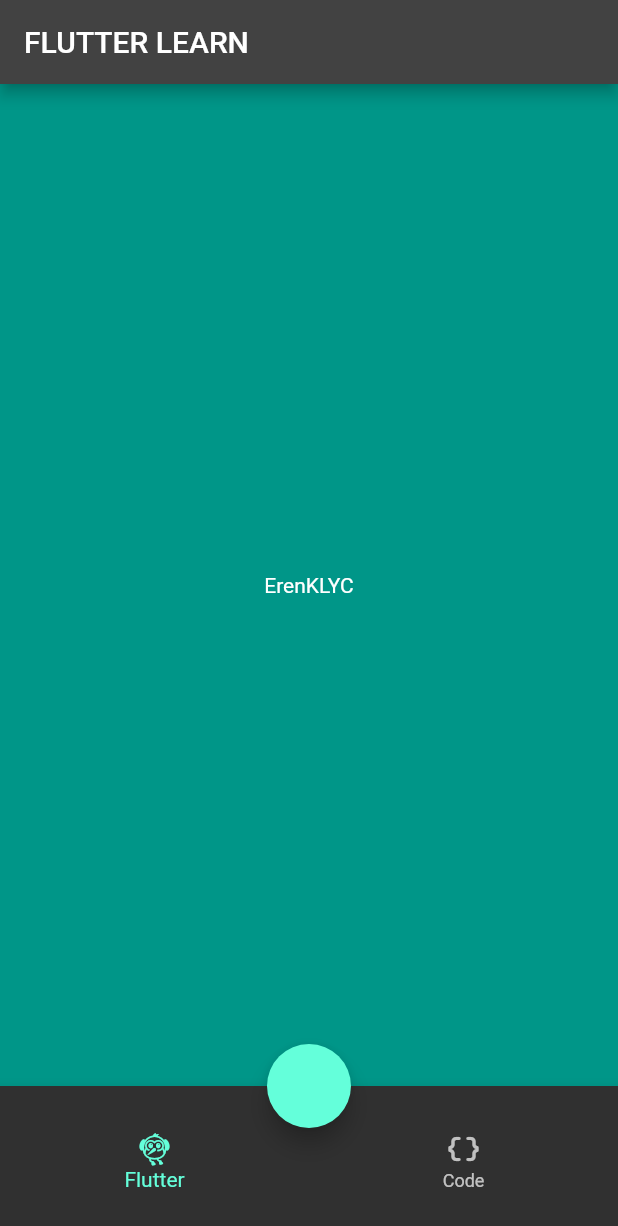
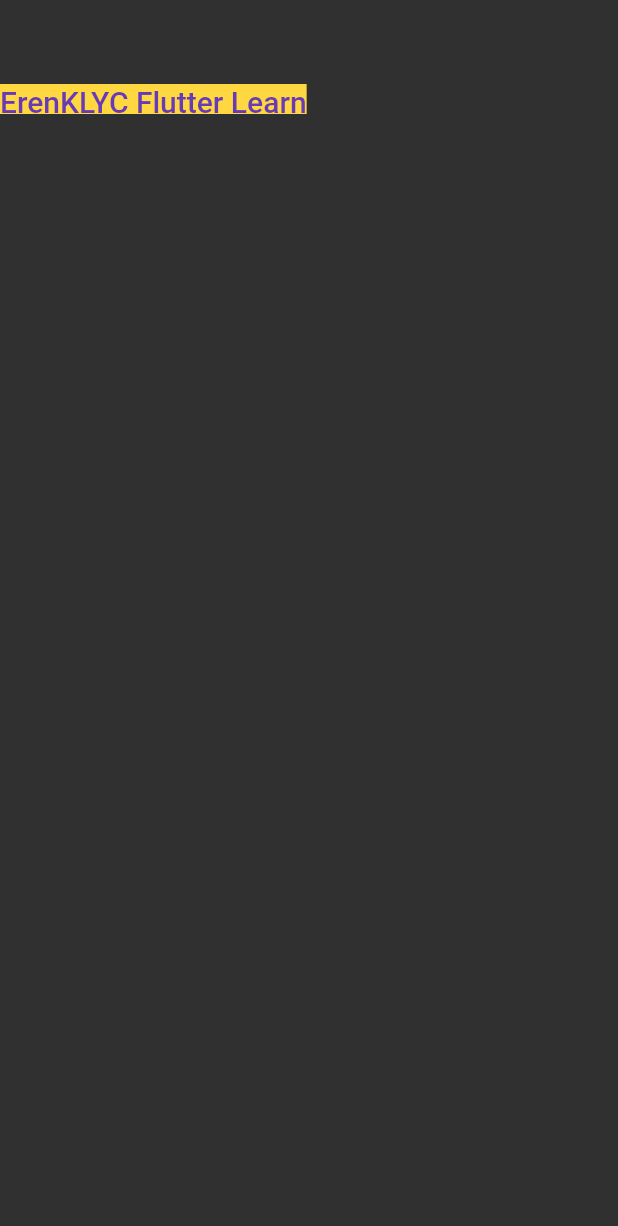
Before and after one commit to KLYCHUB/flutter_learn, a Flutter app: the screen it shows after launch, on a phone screen of 412 x 824 dp. Shown: the top 1226 px of the screen. Run offline on Flutter 3.47's test engine with Material 2 defaults, Android fonts, the light colour scheme and no system bars.

Commit message:
Button, ThemeData, AppBar, Icon, InkWell, Color

```diff
--- /dev/null
+++ b/lib/101/color_learn.dart
@@ -0,0 +1,32 @@
+import 'package:flutter/material.dart';
+
+class ColorLearn extends StatelessWidget {
+  const ColorLearn({super.key});
+
+  @override
+  Widget build(BuildContext context) {
+    return Scaffold(
+      appBar: AppBar(),
+      body: Column(
+        children: [
+          Container(
+            height: 20,
+            color: Colors.amberAccent,
+            child: Text(
+              "ErenKLYC Flutter Learn",
+              style: Theme.of(context)
+                  .textTheme
+                  .titleLarge
+                  ?.copyWith(color: Theme.of(context).indicatorColor),
+            ),
+          ),
+        ],
+      ),
+    );
+  }
+}
+
+class ColorsItem {
+  //Final yaparsak ColorsItem.deepPurple olmaz...
+  static const Color deepPurple = Colors.deepPurple;
+}
--- a/lib/101/contanier_sizedbox_view.dart
+++ b/lib/101/contanier_sizedbox.dart
@@ -32,7 +32,7 @@
                 maxHeight: 150,
               ),
               decoration: ProjectUtility.boxDecoration,
-              child: Center(child: Text("ErenKLYC")),
+              child: const Center(child: Text("ErenKLYC")),
             ),
           ),
         ],
@@ -43,7 +43,7 @@
 
 class ProjectUtility {
   static BoxDecoration boxDecoration = BoxDecoration(
-    gradient: LinearGradient(
+    gradient: const LinearGradient(
       begin: Alignment.centerLeft,
       end: Alignment.centerRight,
       colors: [Colors.deepPurple, Colors.pinkAccent],
@@ -52,7 +52,7 @@
     boxShadow: [
       BoxShadow(
         color: Colors.black.withOpacity(.50),
-        offset: Offset(0.5, 5),
+        offset: const Offset(0.5, 5),
       ),
     ],
   );
--- a/lib/main.dart
+++ b/lib/main.dart
@@ -1,6 +1,7 @@
 import 'package:flutter/material.dart';
+import 'package:flutter/services.dart';
 
-import '101/scaffold_learn.dart';
+import '101/color_learn.dart';
 
 void main() {
   runApp(const MyApp());
@@ -15,8 +16,16 @@
     return MaterialApp(
       debugShowCheckedModeBanner: false,
       title: 'Flutter Learn',
-      theme: ThemeData.dark(),
-      home: const ScaffoldLearn(),
+      theme: ThemeData.dark().copyWith(
+        indicatorColor: ColorsItem.deepPurple,
+        appBarTheme: const AppBarTheme(
+          backgroundColor: Colors.transparent,
+          centerTitle: true,
+          elevation: 0,
+          systemOverlayStyle: SystemUiOverlayStyle.light,
+        ),
+      ),
+      home: const ColorLearn(),
     );
   }
 }
```
Also changed, not shown: lib/101/app_bar_learn.dart (added, +23 -0 lines), lib/101/button_learn.dart (added, +51 -0 lines), lib/101/icon_learn.dart (added, +45 -0 lines), lib/101/scaffold_learn.dart (+34 -7 lines), lib/101/text_learn.dart (renamed from lib/101/text_learn_view.dart, +4 -4 lines).
